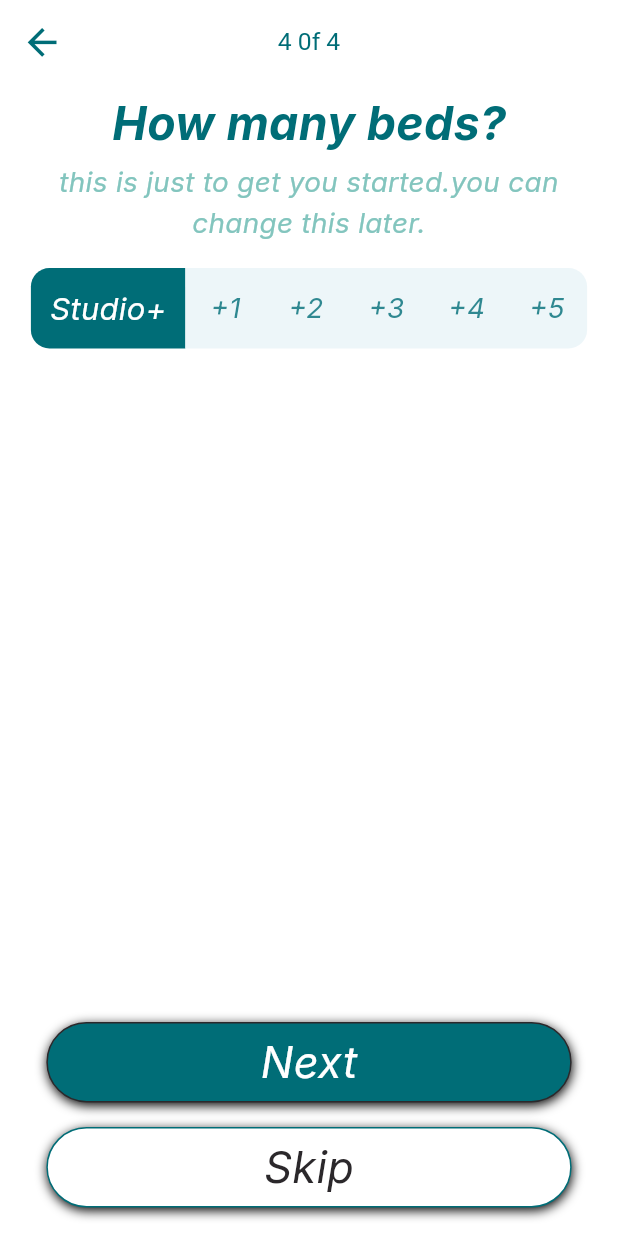
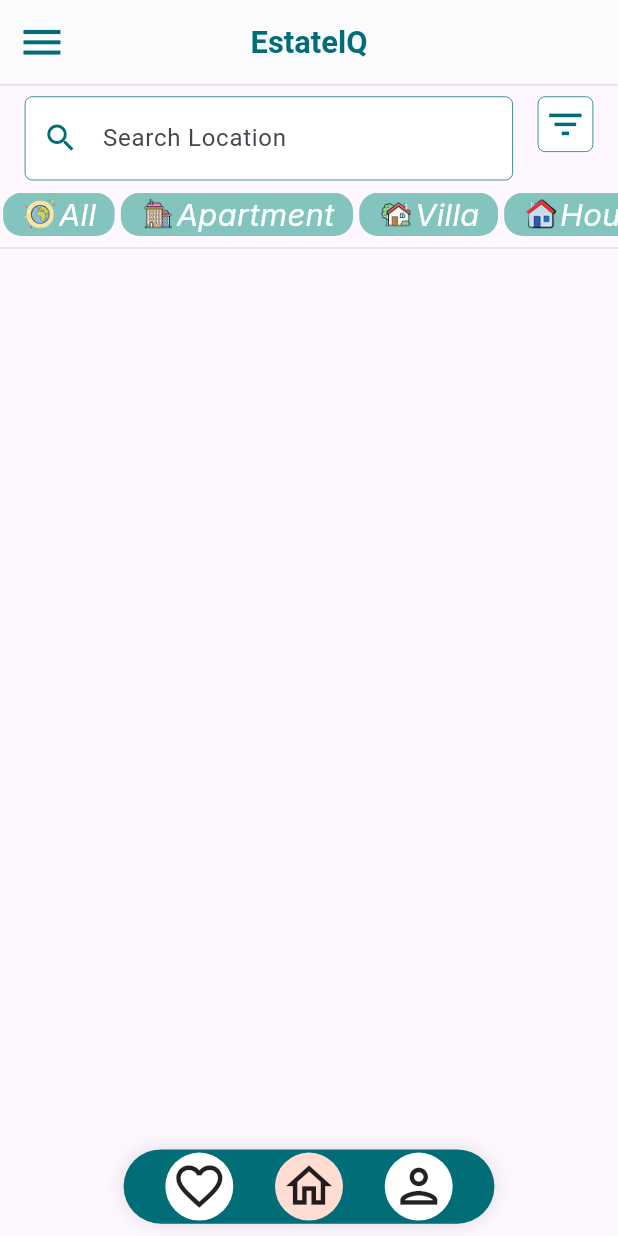
Before and after one commit to Ahmadadnanissa/newEstatelQ, a Flutter app: the GetinfoFromUser4 screen opened by its route, after a tap on "Next", on a phone screen of 412 x 824 dp. Run offline on Flutter 3.47's test engine with Material 3 defaults, Android fonts, the phone set to English and light mode, and no system bars; our stand-ins replace pin_code_fields.

Commit message:
new update2

```diff
--- a/lib/features/get_info_from_user_features/presentation/widgets/form_field_for_location.dart
+++ b/lib/core/widgets/form_field_for_location.dart
@@ -19,8 +19,8 @@ class FormFieldForLocation extends StatelessWidget {
 
     return Padding(
       padding: EdgeInsets.symmetric(
-        vertical: width * 0.04,
-        horizontal: width * 0.05,
+        vertical: width * 0.02,
+        horizontal: width * 0.04,
       ),
       child: Autocomplete<String>(
         optionsBuilder: (TextEditingValue textEditingValue) {
@@ -48,6 +48,19 @@ class FormFieldForLocation extends StatelessWidget {
 
               border: OutlineInputBorder(
                 borderRadius: BorderRadius.circular(5),
+                borderSide: BorderSide(color: secondaryColor, width: 0.5),
+              ),
+              enabledBorder: OutlineInputBorder(
+                borderRadius: BorderRadius.circular(5),
+                borderSide: BorderSide(color: secondaryColor, width: 0.5),
+              ),
+              focusedBorder: OutlineInputBorder(
+                borderRadius: BorderRadius.circular(5),
+                borderSide: BorderSide(color: secondaryColor, width: 0.5),
+              ),
+              disabledBorder: OutlineInputBorder(
+                borderRadius: BorderRadius.circular(5),
+                borderSide: BorderSide(color: secondaryColor, width: 0.5),
               ),
             ),
           );
--- a/lib/features/get_info_from_user_features/presentation/widgets/body2.dart
+++ b/lib/features/get_info_from_user_features/presentation/widgets/body2.dart
@@ -2,7 +2,7 @@ import 'package:estatelqapp/core/widgets/button.dart';
 import 'package:estatelqapp/core/widgets/navigation_route.dart';
 import 'package:estatelqapp/core/widgets/secondary_button.dart';
 import 'package:estatelqapp/features/get_info_from_user_features/presentation/pages/getinfo_from_user3.dart';
-import 'package:estatelqapp/features/get_info_from_user_features/presentation/widgets/form_field_for_location.dart';
+import 'package:estatelqapp/core/widgets/form_field_for_location.dart';
 import 'package:estatelqapp/features/get_info_from_user_features/presentation/widgets/sub_title_page.dart';
 import 'package:estatelqapp/features/get_info_from_user_features/presentation/widgets/title_page.dart';
 import 'package:flutter/material.dart';
--- a/lib/features/get_info_from_user_features/presentation/widgets/body4.dart
+++ b/lib/features/get_info_from_user_features/presentation/widgets/body4.dart
@@ -1,8 +1,10 @@
 import 'package:estatelqapp/core/widgets/button.dart';
+import 'package:estatelqapp/core/widgets/navigation_route.dart';
 import 'package:estatelqapp/core/widgets/secondary_button.dart';
 import 'package:estatelqapp/features/get_info_from_user_features/presentation/widgets/check_number_of_room.dart';
 import 'package:estatelqapp/features/get_info_from_user_features/presentation/widgets/sub_title_page.dart';
 import 'package:estatelqapp/features/get_info_from_user_features/presentation/widgets/title_page.dart';
+import 'package:estatelqapp/features/home_feature/presentation/pages/home_page.dart';
 import 'package:flutter/material.dart';
 
 class Body4 extends StatefulWidget {
@@ -33,7 +35,16 @@ class _Body4State extends State<Body4> {
 
             SizedBox(height: width + width * 0.05),
 
-            PrimaryButton(name: 'Next', pushing: () {}),
+            PrimaryButton(
+              name: 'Next',
+              pushing: () {
+                Navigator.pushAndRemoveUntil(
+                  context,
+                  SlideRight(page: HomePage()),
+                  (route) => false,
+                );
+              },
+            ),
 
             SizedBox(height: width * 0.04),
 
--- /dev/null
+++ b/lib/features/home_feature/presentation/pages/home_page.dart
@@ -0,0 +1,23 @@
+import 'package:estatelqapp/features/home_feature/presentation/widgets/app_bar_home_page.dart';
+import 'package:estatelqapp/features/home_feature/presentation/widgets/body_home_page.dart';
+import 'package:estatelqapp/features/home_feature/presentation/widgets/custom_bottom_navigation_bar.dart';
+import 'package:flutter/material.dart';
+
+class HomePage extends StatefulWidget {
+  const HomePage({super.key});
+  static String id = 'HomePage';
+
+  @override
+  State<HomePage> createState() => _HomePageState();
+}
+
+class _HomePageState extends State<HomePage> {
+  @override
+  Widget build(BuildContext context) {
+    return Scaffold(
+      appBar: AppBarHomePage(title: 'EstatelQ', onTap: () {}),
+      body: BodyHomePage(),
+      bottomNavigationBar: CustomBottomNavigationBar(),
+    );
+  }
+}
--- /dev/null
+++ b/lib/features/home_feature/presentation/widgets/app_bar_home_page.dart
@@ -0,0 +1,35 @@
+import 'package:estatelqapp/core/app_theme.dart';
+import 'package:flutter/material.dart';
+
+// ignore: must_be_immutable
+class AppBarHomePage extends StatelessWidget implements PreferredSizeWidget {
+  AppBarHomePage({super.key, required this.title, required this.onTap});
+  String title;
+  void Function() onTap;
+  @override
+  Size get preferredSize => const Size.fromHeight(kToolbarHeight);
+
+  @override
+  Widget build(BuildContext context) {
+    double width = MediaQuery.of(context).size.width;
+
+    return AppBar(
+      elevation: 0.5,
+      shadowColor: primaryColor,
+      backgroundColor: primaryColor,
+      title: Text(
+        title,
+        style: TextStyle(
+          color: secondaryColor,
+          fontSize: width * 0.05,
+          fontWeight: FontWeight.bold,
+        ),
+      ),
+      centerTitle: true,
+      leading: GestureDetector(
+        onTap: onTap,
+        child: Icon(Icons.menu, color: secondaryColor, size: width * 0.08),
+      ),
+    );
+  }
+}
--- /dev/null
+++ b/lib/features/home_feature/presentation/widgets/body_home_page.dart
@@ -0,0 +1,52 @@
+import 'package:estatelqapp/core/app_theme.dart';
+import 'package:estatelqapp/core/widgets/form_field_for_location.dart';
+import 'package:estatelqapp/features/home_feature/presentation/widgets/filter_icon.dart';
+import 'package:estatelqapp/features/home_feature/presentation/widgets/type_of_property.dart';
+import 'package:flutter/material.dart';
+
+class BodyHomePage extends StatefulWidget {
+  const BodyHomePage({super.key});
+
+  @override
+  State<BodyHomePage> createState() => _BodyHomePageState();
+}
+
+class _BodyHomePageState extends State<BodyHomePage> {
+  @override
+  Widget build(BuildContext context) {
+    return Column(
+      children: [
+        Row(
+          crossAxisAlignment: CrossAxisAlignment.start,
+          mainAxisAlignment: MainAxisAlignment.center,
+          children: [
+            Expanded(child: FormFieldForLocation()),
+            GestureDetector(onTap: () {}, child: FilterIcon()),
+          ],
+        ),
+        SingleChildScrollView(
+          scrollDirection: Axis.horizontal,
+          child: Row(
+            children: [
+              TypeOfProperty(
+                type: 'All',
+                image: 'assets/images/Earth Planet.png',
+              ),
+              TypeOfProperty(
+                image: 'assets/images/Building.png',
+                type: 'Apartment',
+              ),
+              TypeOfProperty(
+                image: 'assets/images/House With a Garden.png',
+                type: 'Villa',
+              ),
+              TypeOfProperty(image: 'assets/images/Home.png', type: 'House'),
+              TypeOfProperty(image: 'assets/images/Office.png', type: 'office'),
+            ],
+          ),
+        ),
+        Divider(thickness: 0.5),
+      ],
+    );
+  }
+}
--- /dev/null
+++ b/lib/features/home_feature/presentation/widgets/custom_bottom_navigation_bar.dart
@@ -0,0 +1,79 @@
+import 'package:estatelqapp/core/app_theme.dart';
+import 'package:estatelqapp/features/home_feature/presentation/widgets/custom_icon_with_circle.dart';
+import 'package:flutter/material.dart';
+
+class CustomBottomNavigationBar extends StatefulWidget {
+  const CustomBottomNavigationBar({super.key});
+
+  @override
+  State<CustomBottomNavigationBar> createState() =>
+      _CustomBottomNavigationBarState();
+}
+
+class _CustomBottomNavigationBarState extends State<CustomBottomNavigationBar> {
+  bool homeState = true;
+  bool favoriteState = false;
+  bool personState = false;
+  @override
+  Widget build(BuildContext context) {
+    double width = MediaQuery.of(context).size.width;
+    return Padding(
+      padding: EdgeInsets.symmetric(
+        vertical: width * 0.02,
+        horizontal: width * 0.2,
+      ),
+      child: Container(
+        height: width * 0.12,
+        decoration: BoxDecoration(
+          color: secondaryColor,
+          borderRadius: BorderRadius.circular(30),
+          boxShadow: [BoxShadow(color: Colors.black12, blurRadius: 10)],
+        ),
+        child: Row(
+          mainAxisAlignment: MainAxisAlignment.spaceEvenly,
+          children: [
+            GestureDetector(
+              onTap: () {
+                favoriteState = true;
+                homeState = false;
+                personState = false;
+                setState(() {});
+              },
+              child: CustomIconWithCircle(
+                icon: Icon(Icons.favorite_border, size: width * 0.09),
+
+                containerColor: favoriteState
+                    ? Color(0xffFFDDD2)
+                    : primaryColor,
+              ),
+            ),
+            GestureDetector(
+              onTap: () {
+                favoriteState = false;
+                homeState = true;
+                personState = false;
+                setState(() {});
+              },
+              child: CustomIconWithCircle(
+                icon: Icon(Icons.home_outlined, size: width * 0.09),
+                containerColor: homeState ? Color(0xffFFDDD2) : primaryColor,
+              ),
+            ),
+            GestureDetector(
+              onTap: () {
+                favoriteState = false;
+                homeState = false;
+                personState = true;
+                setState(() {});
+              },
+              child: CustomIconWithCircle(
+                icon: Icon(Icons.person_outlined, size: width * 0.09),
+                containerColor: personState ? Color(0xffFFDDD2) : primaryColor,
+              ),
+            ),
+          ],
+        ),
+      ),
+    );
+  }
+}
--- /dev/null
+++ b/lib/features/home_feature/presentation/widgets/custom_icon_with_circle.dart
@@ -0,0 +1,32 @@
+import 'package:flutter/material.dart';
+
+// ignore: must_be_immutable
+class CustomIconWithCircle extends StatefulWidget {
+  CustomIconWithCircle({
+    super.key,
+    required this.icon,
+    required this.containerColor,
+  });
+  Widget icon;
+
+  Color? containerColor;
+  @override
+  State<CustomIconWithCircle> createState() => _CustomIconWithCircleState();
+}
+
+class _CustomIconWithCircleState extends State<CustomIconWithCircle> {
+  @override
+  Widget build(BuildContext context) {
+    double width = MediaQuery.of(context).size.width;
+    return Container(
+      width: width * 0.11,
+      height: width * 0.11,
+      decoration: BoxDecoration(
+        color: widget.containerColor,
+        borderRadius: BorderRadius.circular(width * 0.3),
+      ),
+
+      child: Center(child: widget.icon),
+    );
+  }
+}
--- /dev/null
+++ b/lib/features/home_feature/presentation/widgets/filter_icon.dart
@@ -0,0 +1,38 @@
+import 'package:estatelqapp/core/app_theme.dart';
+import 'package:flutter/material.dart';
+
+class FilterIcon extends StatefulWidget {
+  const FilterIcon({super.key});
+
+  @override
+  State<FilterIcon> createState() => _FilterIconState();
+}
+
+class _FilterIconState extends State<FilterIcon> {
+  @override
+  Widget build(BuildContext context) {
+    double width = MediaQuery.of(context).size.width;
+    return Padding(
+      padding: EdgeInsets.only(
+        right: width * 0.04,
+        top: width * 0.02,
+        bottom: width * 0.04,
+      ),
+      child: Container(
+        width: width * 0.09,
+        height: width * 0.09,
+
+        decoration: BoxDecoration(
+          color: primaryColor,
+          borderRadius: BorderRadius.circular(5),
+          border: Border.all(color: secondaryColor, width: 0.5),
+        ),
+        child: Icon(
+          Icons.filter_list,
+          color: secondaryColor,
+          size: width * 0.07,
+        ),
+      ),
+    );
+  }
+}
--- /dev/null
+++ b/lib/features/home_feature/presentation/widgets/type_of_property.dart
@@ -0,0 +1,50 @@
+// ignore_for_file: must_be_immutable
+
+import 'package:estatelqapp/core/app_theme.dart';
+import 'package:estatelqapp/core/widgets/custom_font.dart';
+import 'package:flutter/material.dart';
+
+class TypeOfProperty extends StatefulWidget {
+  TypeOfProperty({super.key, required this.image, required this.type});
+  String image;
+  String type;
+
+  @override
+  State<TypeOfProperty> createState() => _TypeOfPropertyState();
+}
+
+class _TypeOfPropertyState extends State<TypeOfProperty> {
+  @override
+  Widget build(BuildContext context) {
+    double width = MediaQuery.of(context).size.width;
+    return Padding(
+      padding: EdgeInsets.symmetric(horizontal: width * 0.005),
+      child: Container(
+        height: width * 0.07,
+        decoration: BoxDecoration(
+          color: greenColor,
+          borderRadius: BorderRadius.circular(width * 0.03),
+        ),
+        child: Padding(
+          padding: EdgeInsets.symmetric(horizontal: width * 0.03),
+          child: Center(
+            child: Row(
+              children: [
+                Image.asset(
+                  widget.image,
+                  width: width * 0.06,
+                  height: width * 0.06,
+                ),
+                CustomFont(
+                  name: widget.type,
+                  fontColor: primaryColor,
+                  fontSize: width * 0.05,
+                ),
+              ],
+            ),
+          ),
+        ),
+      ),
+    );
+  }
+}
--- a/lib/main.dart
+++ b/lib/main.dart
@@ -8,6 +8,7 @@ import 'package:estatelqapp/features/get_info_from_user_features/presentation/pa
 import 'package:estatelqapp/features/get_info_from_user_features/presentation/pages/getinfo_from_user2.dart';
 import 'package:estatelqapp/features/get_info_from_user_features/presentation/pages/getinfo_from_user3.dart';
 import 'package:estatelqapp/features/get_info_from_user_features/presentation/pages/getinfo_from_user4.dart';
+import 'package:estatelqapp/features/home_feature/presentation/pages/home_page.dart';
 import 'package:flutter/material.dart';
 
 void main() {
@@ -30,6 +31,7 @@ class MyApp extends StatelessWidget {
         GetinfoFromUser4.id: (context) => GetinfoFromUser4(),
         ChangePasswordPage.id: (context) => ChangePasswordPage(),
         EnterYourEmail.id: (context) => EnterYourEmail(),
+        HomePage.id: (context) => HomePage(),
         OtpVerifivcationPageForPassword.id: (context) =>
             OtpVerifivcationPageForPassword(),
       },
```
Also changed, not shown: assets/images/Building.png (added), assets/images/Earth Planet.png (added), assets/images/Home.png (added), assets/images/House With a Garden.png (added), assets/images/Office.png (added).
